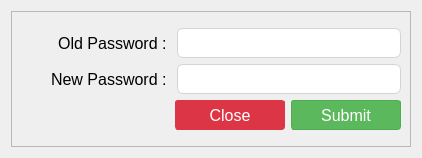
Above: ui/change_password_dialog.ui from michael-halim/pos before the change. Below: the same form after it.
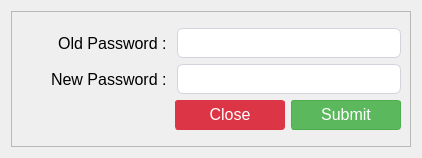
That is the form after the change. Icons and pictures are not drawn.

```diff
--- a/ui/change_password_dialog.ui
+++ b/ui/change_password_dialog.ui
@@ -259,6 +259,7 @@
     border-radius: 3px;
     margin: 0.25rem;
 	opacity: 0.55;
+	padding-bottom: 2px;
 
 }
 </string>
@@ -413,8 +414,8 @@
             </property>
             <property name="iconSize">
              <size>
-              <width>14</width>
-              <height>14</height>
+              <width>12</width>
+              <height>12</height>
              </size>
             </property>
            </widget>
@@ -458,8 +459,8 @@
             </property>
             <property name="iconSize">
              <size>
-              <width>18</width>
-              <height>18</height>
+              <width>14</width>
+              <height>14</height>
              </size>
             </property>
            </widget>
```
